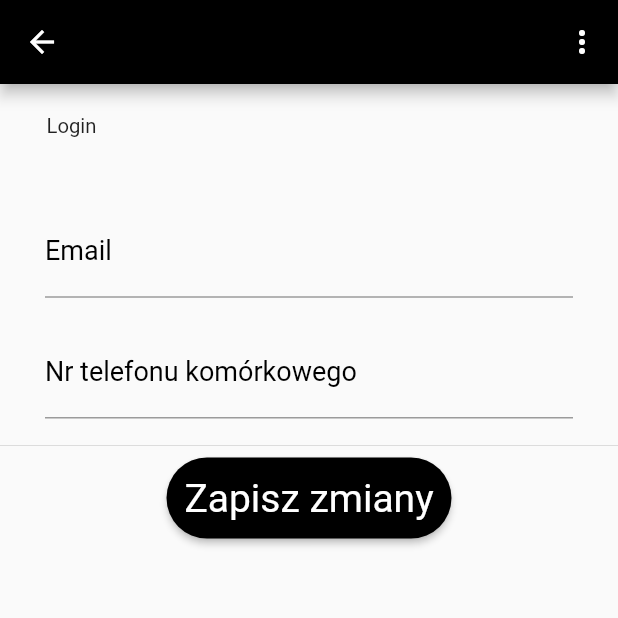
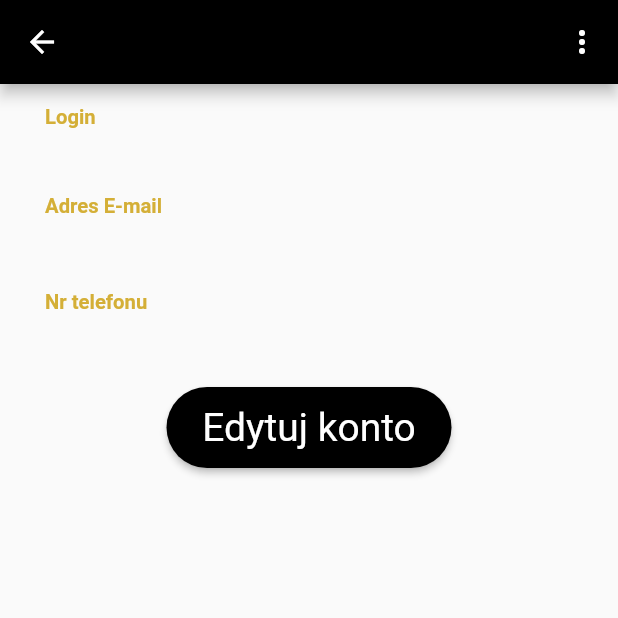
Before and after one commit to karolinaoparczyk/idom_mobile, a Flutter app: the AccountDetail screen opened directly with empty values, on a phone screen of 412 x 824 dp, the top half of it. Run offline on Flutter 3.47's test engine with Material 2 defaults, Android fonts, the phone set to English and light mode, and no system bars; our stand-ins replace charts_flutter; accounts and stored records are empty.

Commit message:
accounts, account details, edit pages design changed, api edit account updated with token IDOM-202

```diff
--- a/lib/api.dart
+++ b/lib/api.dart
@@ -85,7 +85,7 @@ class Api {
   }
 
   /// edits users data
-  Future<Map<String, String>> editAccount(id, email, telephone) async {
+  Future<Map<String, String>> editAccount(int id, String email, String telephone, String userToken) async {
     var body;
     if (email != null && telephone != null) {
       body = {"email": email, "telephone": telephone};
@@ -94,7 +94,8 @@ class Api {
     } else if (telephone != null) {
       body = {"telephone": telephone};
     }
-    var res = await http.put('$url/users/update/$id', body: body);
+    var res = await http.put('$url/users/update/$id',
+        headers: {HttpHeaders.authorizationHeader: "Token $userToken"}, body: body);
     var resDict = {
       "body": res.body.toString(),
       "statusCode": res.statusCode.toString(),
--- a/lib/pages/account/account_detail.dart
+++ b/lib/pages/account/account_detail.dart
@@ -1,14 +1,20 @@
+import 'dart:convert';
+
 import 'package:flutter/material.dart';
 
 import 'package:idom/api.dart';
 import 'package:idom/models.dart';
 import 'package:idom/pages/setup/front.dart';
 import 'package:idom/utils/menu_items.dart';
-import 'package:idom/utils/validators.dart';
 import 'package:idom/widgets/button.dart';
 import 'package:idom/widgets/dialog.dart';
+import 'package:idom/widgets/loading_indicator.dart';
+import 'package:idom/widgets/text_color.dart';
 
-/// displays account details and allows editing them
+import 'accounts.dart';
+import 'edit_account.dart';
+
+/// displays account details
 class AccountDetail extends StatefulWidget {
   AccountDetail(
       {Key key,
@@ -19,7 +25,7 @@ class AccountDetail extends StatefulWidget {
       : super(key: key);
   final String currentLoggedInToken;
   final Api api;
-  final Account account;
+  Account account;
   final Account currentUser;
 
   @override
@@ -29,51 +35,24 @@ class AccountDetail extends StatefulWidget {
 class _AccountDetailState extends State<AccountDetail> {
   final GlobalKey<FormState> _formKey = GlobalKey<FormState>();
   final GlobalKey<ScaffoldState> _scaffoldKey = GlobalKey<ScaffoldState>();
+  bool _load;
 
-  TextEditingController _editingEmailController;
-  TextEditingController _editingTelephoneController;
-
-  /// builds email form field
-  Widget _buildEmail() {
-    return Padding(
-        padding: EdgeInsets.symmetric(vertical: 10.0, horizontal: 30.0),
-        child: TextFormField(
-            key: Key('email'),
-            controller: _editingEmailController,
-            decoration: InputDecoration(
-              labelText: 'Email',
-              labelStyle: TextStyle(color: Colors.black, fontSize: 18),
-            ),
-            keyboardType: TextInputType.emailAddress,
-            validator: EmailFieldValidator.validate));
-  }
-
-  /// builds telephone form field
-  Widget _buildTelephone() {
-    return Padding(
-        padding: EdgeInsets.symmetric(vertical: 10.0, horizontal: 30.0),
-        child: TextFormField(
-            key: Key('telephone'),
-            controller: _editingTelephoneController,
-            decoration: InputDecoration(
-                labelText: 'Nr telefonu komórkowego',
-                labelStyle: TextStyle(color: Colors.black, fontSize: 18)),
-            keyboardType: TextInputType.phone,
-            validator: TelephoneFieldValidator.validate));
-  }
+  TextEditingController _emailController;
+  TextEditingController _telephoneController;
 
   @override
   void initState() {
     super.initState();
-    _editingEmailController = TextEditingController(text: widget.account.email);
-    _editingTelephoneController =
+    _load = false;
+    _emailController = TextEditingController(text: widget.account.email);
+    _telephoneController =
         TextEditingController(text: widget.account.telephone);
   }
 
   @override
   void dispose() {
-    _editingEmailController.dispose();
-    _editingTelephoneController.dispose();
+    _emailController.dispose();
+    _telephoneController.dispose();
     super.dispose();
   }
 
@@ -114,7 +93,14 @@ class _AccountDetailState extends State<AccountDetail> {
                   api: widget.api),
               fullscreenDialog: true));
     } else if (choice == "Konta") {
-      Navigator.pop(context);
+      Navigator.push(
+          context,
+          MaterialPageRoute(
+              builder: (context) => Accounts(
+                  currentLoggedInToken: widget.currentLoggedInToken,
+                  currentUser: widget.currentUser,
+                  api: widget.api),
+              fullscreenDialog: true));
     } else if (choice == "Wyloguj") {
       _logOut();
     }
@@ -134,7 +120,7 @@ class _AccountDetailState extends State<AccountDetail> {
                 onSelected: _choiceAction,
                 itemBuilder: (BuildContext context) {
                   /// menu choices from utils/menu_items.dart
-                  return widget.account.isStaff
+                  return widget.currentUser.isStaff
                       ? menuChoicesSuperUser.map((String choice) {
                           return PopupMenuItem(
                               key: Key(choice),
@@ -154,102 +140,106 @@ class _AccountDetailState extends State<AccountDetail> {
             child: Form(
                 key: _formKey,
                 child: Column(children: <Widget>[
+                  Align(
+                    child: loadingIndicator(_load),
+                    alignment: FractionalOffset.center,
+                  ),
                   Padding(
-                      padding:
-                          EdgeInsets.symmetric(vertical: 0.0, horizontal: 15.0),
-                      child: ListTile(
-                        title: Text("Login", style: TextStyle(fontSize: 13.5)),
-                        subtitle: Text(widget.account.username,
-                            style: TextStyle(
-                                fontSize: 16, fontWeight: FontWeight.bold)),
-                      )),
-                  _buildEmail(),
-                  _buildTelephone(),
-                  Divider(),
-                  buttonWidget(context, "Zapisz zmiany", _verifyChanges)
+                      padding: EdgeInsets.only(
+                          left: 30.0, top: 13.5, right: 30.0, bottom: 0.0),
+                      child: Align(
+                          alignment: Alignment.centerLeft,
+                          child: Text("Login",
+                              style: TextStyle(
+                                  color: textColor,
+                                  fontSize: 13.5,
+                                  fontWeight: FontWeight.bold)))),
+                  Padding(
+                      padding: EdgeInsets.only(
+                          left: 30.0, top: 13.5, right: 30.0, bottom: 0.0),
+                      child: Align(
+                          alignment: Alignment.centerLeft,
+                          child: Text(widget.account.username,
+                              style: TextStyle(fontSize: 17.0)))),
+                  Padding(
+                      padding: EdgeInsets.only(
+                          left: 30.0, top: 10, right: 30.0, bottom: 0.0),
+                      child: Align(
+                          alignment: Alignment.centerLeft,
+                          child: Text("Adres E-mail",
+                              style: TextStyle(
+                                  color: textColor,
+                                  fontSize: 13.5,
+                                  fontWeight: FontWeight.bold)))),
+                  Padding(
+                      padding: EdgeInsets.only(
+                          left: 30.0, top: 14, right: 30.0, bottom: 0.0),
+                      child: Align(
+                          alignment: Alignment.centerLeft,
+                          child: Text(_emailController.text,
+                              style: TextStyle(fontSize: 17.0)))),
+                  Padding(
+                      padding: EdgeInsets.only(
+                          left: 30.0, top: 14, right: 30.0, bottom: 0.0),
+                      child: Align(
+                          alignment: Alignment.centerLeft,
+                          child: Text("Nr telefonu",
+                              style: TextStyle(
+                                  color: textColor,
+                                  fontSize: 13.5,
+                                  fontWeight: FontWeight.bold)))),
+                  Padding(
+                      padding: EdgeInsets.only(
+                          left: 30.0, top: 13.5, right: 30.0, bottom: 15.5),
+                      child: Align(
+                          alignment: Alignment.centerLeft,
+                          child: Text(_telephoneController.text,
+                              style: TextStyle(fontSize: 17.0)))),
+                  buttonWidget(context, "Edytuj konto", _navitageToEditAccount)
                 ]))));
   }
+  _navitageToEditAccount() async {
+    var result = await Navigator.push(
+        context,
+        MaterialPageRoute(
+            builder: (context) => EditAccount(
+                currentLoggedInToken: widget.currentLoggedInToken,
+                currentUser: widget.currentUser,
+                account: widget.account,
+                api: widget.api),
+            fullscreenDialog: true));
 
-  /// saves changes or displays error dialogs
-  _saveChanges(bool changedEmail, bool changedTelephone) async {
-    var email = changedEmail ? _editingEmailController.text : null;
-    var telephone = changedTelephone ? _editingTelephoneController.text : null;
-    try {
-      var res =
-          await widget.api.editAccount(widget.account.id, email, telephone);
-      Navigator.of(context).pop(false);
-      if (res['statusCode'] == "200") {
-        var snackBar = SnackBar(content: Text("Zapisano dane konta."));
-        _scaffoldKey.currentState.showSnackBar(snackBar);
-      } else if (res['body'].contains("User with given email already exists")) {
-        displayDialog(
-            context, "Błąd", "Konto dla podanego adresu email już istnieje.");
-      } else if (res['body'].contains("Enter a valid phone number")) {
-        displayDialog(context, "Błąd", "Numer telefonu jest niepoprawny.");
-      } else if (res['body']
-          .contains("User with given telephone number already exists")) {
-        displayDialog(context, "Błąd",
-            "Konto dla podanego numeru telefonu już istnieje.");
-      }
-    } catch (e) {
-      print(e);
+    if (result != null && result == true) {
+      var snackBar = SnackBar(content: Text("Zapisano dane użytkownika."));
+      _scaffoldKey.currentState.showSnackBar(snackBar);
+
+      setState(() {
+        _load = true;
+      });
+
+      await _refreshAccountDetails();
+
+      setState(() {
+        _load = false;
+      });
     }
   }
 
-  /// confirms saving account changes
-  _confirmSavingChanges(bool changedEmail, bool changedTelephone) {
-    showDialog(
-      context: context,
-      builder: (BuildContext context) {
-        // return object of type Dialog
-        return AlertDialog(
-          title: Text("Potwierdź"),
-          content: Text("Czy na pewno zapisać zmiany?"),
-          actions: <Widget>[
-            // usually buttons at the bottom of the dialog
-            FlatButton(
-              key: Key("yesButton"),
-              child: Text("Tak"),
-              onPressed: () async {
-                await _saveChanges(changedEmail, changedTelephone);
-              },
-            ),
-            FlatButton(
-              key: Key("noButton"),
-              child: Text("Nie"),
-              onPressed: () async {
-                Navigator.of(context).pop(false);
-              },
-            ),
-          ],
-        );
-      },
-    );
-  }
-
-  /// verifies data changes
-  _verifyChanges() async {
-    var email = _editingEmailController.text;
-    var telephone = _editingTelephoneController.text;
-    var changedEmail = false;
-    var changedTelephone = false;
-
-    final formState = _formKey.currentState;
-    if (formState.validate()) {
-      /// sends request only if data has changed
-      if (email != widget.account.email) {
-        changedEmail = true;
-      }
-      if (telephone != widget.account.telephone) {
-        changedTelephone = true;
-      }
-      if (changedEmail || changedTelephone) {
-        await _confirmSavingChanges(changedEmail, changedTelephone);
-      } else {
-        var snackBar =
-            SnackBar(content: Text("Nie wprowadzono żadnych zmian."));
-        _scaffoldKey.currentState.showSnackBar(snackBar);
-      }
+  _refreshAccountDetails() async {
+    var res = await widget.api
+        .getUser(widget.account.username, widget.currentLoggedInToken);
+    if (res[1] == 200) {
+      dynamic body = jsonDecode(res[0]);
+      Account account = Account.fromJson(body);
+      setState(() {
+        _emailController = TextEditingController(text: account.email);
+        _telephoneController =
+            TextEditingController(text: account.telephone);
+        widget.account = account;
+      });
+    } else {
+      displayDialog(
+          context, "Błąd", "Odświeżenie danych użytkownika nie powiodło się.");
     }
   }
 }
```
Also changed, not shown: lib/pages/account/accounts.dart (+18 -12 lines), lib/pages/account/edit_account.dart (added, +304 -0 lines).
